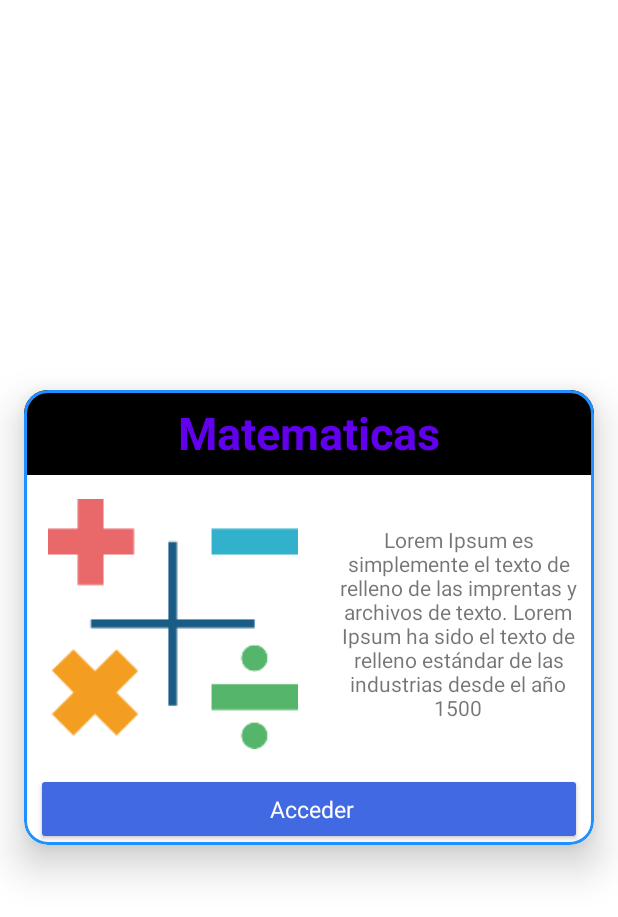
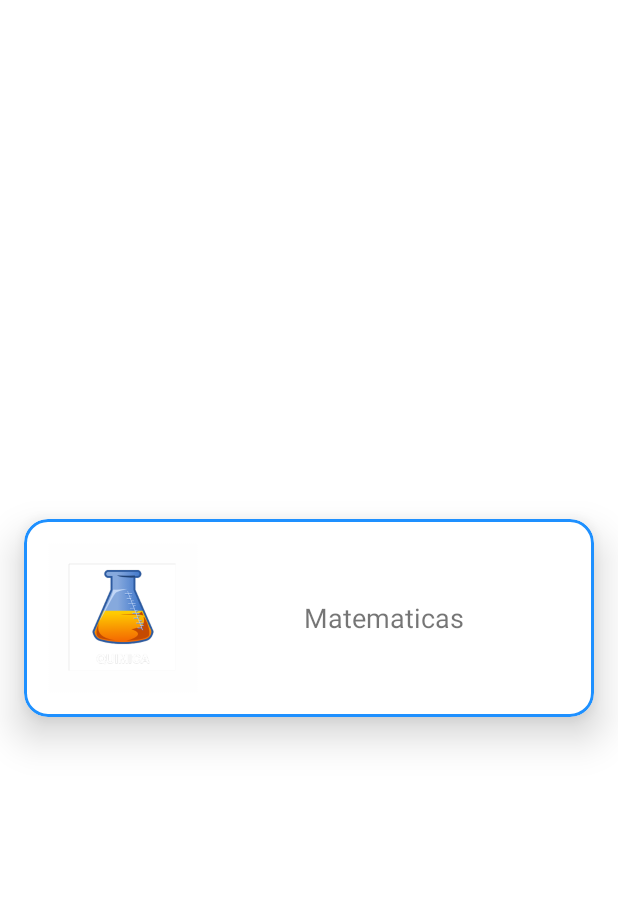
Before and after one commit to MeloCristian/educacionsuperior, an Android app: the layout card_area.xml on its own in the app's theme, with its tools: preview values and no code run, on a phone screen of 412 x 824 dp. Shown: the top 917 px of the screen. Run offline under Robolectric (Android 15) with nearby library versions, the phone set to English and light mode, and no system bars.

Commit message:
modificaciones vista areas y preguntas

```diff
--- /dev/null
+++ b/app/src/main/res/drawable/img_card_area.xml
@@ -0,0 +1,9 @@
+<layer-list xmlns:android="http://schemas.android.com/apk/res/android">
+    <item
+        android:id="@+id/img_respuesta"
+        android:drawable="@drawable/quimica"
+        android:width="@dimen/img_area"
+        android:height="@dimen/img_area"
+        android:gravity="center_horizontal"
+        />
+</layer-list>
--- a/app/src/main/res/drawable/img_rario_button.xml
+++ b/app/src/main/res/drawable/img_radio_button.xml
@@ -5,5 +5,6 @@
         android:drawable="@color/tranparente"
         android:width="200dp"
         android:height="200dp"
+        android:gravity="center_horizontal"
         />
 </layer-list>
--- a/app/src/main/res/layout/card_area.xml
+++ b/app/src/main/res/layout/card_area.xml
@@ -1,6 +1,8 @@
 <?xml version="1.0" encoding="utf-8"?>
-<com.google.android.material.card.MaterialCardView xmlns:android="http://schemas.android.com/apk/res/android"
+<com.google.android.material.card.MaterialCardView
+    xmlns:android="http://schemas.android.com/apk/res/android"
     xmlns:app="http://schemas.android.com/apk/res-auto"
+    android:id="@+id/card_area"
     android:layout_width="match_parent"
     android:layout_height="wrap_content"
     android:layout_gravity="center"
@@ -10,54 +12,20 @@
     app:strokeColor="@color/azul_fondo"
     app:strokeWidth="2dp">
 
-    <androidx.appcompat.widget.LinearLayoutCompat
-        android:layout_width="match_parent"
-        android:layout_height="match_parent"
-        android:background="@color/white"
-        android:gravity="center"
-        android:orientation="vertical">
-
-        <com.google.android.material.textview.MaterialTextView
-            android:id="@+id/title_card_area"
-            style="@style/TitleCardArea"
-            android:layout_width="match_parent"
-            android:layout_height="match_parent"
-            android:text="@string/matematicas" />
-
         <androidx.appcompat.widget.LinearLayoutCompat
             android:layout_width="match_parent"
             android:layout_height="match_parent"
             android:orientation="horizontal">
-
-            <com.google.android.material.imageview.ShapeableImageView
-                android:id="@+id/img_card_area"
-                android:layout_width="250px"
-                android:layout_height="250px"
-                android:layout_margin="@dimen/m_16"
-                app:srcCompat="@mipmap/ic_area_example_foreground" />
-
             <TextView
-                android:id="@+id/descripcion_area"
+                android:id="@+id/title_card_area"
                 android:layout_width="match_parent"
                 android:layout_height="match_parent"
                 android:gravity="center"
-                android:padding="@dimen/m_8"
-                android:text="@string/lorem"
-                android:textAlignment="center" />
+                android:padding="@dimen/m_16"
+                android:text="@string/matematicas"
+                android:textAlignment="center"
+                app:drawableStartCompat="@drawable/img_card_area"
+                android:textSize="@dimen/font_size_text" />
         </androidx.appcompat.widget.LinearLayoutCompat>
 
-
-        <androidx.appcompat.widget.AppCompatButton
-            android:id="@+id/btn_acceder_area"
-            style="@style/Button"
-            android:layout_width="match_parent"
-            android:layout_height="match_parent"
-            android:layout_weight="1"
-            android:layout_marginEnd="@dimen/m_8"
-            android:layout_marginStart="@dimen/m_8"
-            android:text="@string/acceder"/>
-
-
-    </androidx.appcompat.widget.LinearLayoutCompat>
-
 </com.google.android.material.card.MaterialCardView>
--- a/app/src/main/res/layout/response_item.xml
+++ b/app/src/main/res/layout/response_item.xml
@@ -1,10 +1,11 @@
 <?xml version="1.0" encoding="utf-8"?>
 <com.google.android.material.radiobutton.MaterialRadioButton style="@style/RadioButton"
-    android:drawableStart="@drawable/img_rario_button"
     android:id="@+id/rb_respuesta"
     android:layout_gravity="start"
     android:layout_height="wrap_content"
     android:layout_width="match_parent"
     android:text="@string/pregunta_n"
-    xmlns:android="http://schemas.android.com/apk/res/android">
+    xmlns:android="http://schemas.android.com/apk/res/android"
+    android:drawableBottom="@drawable/check"
+    xmlns:app="http://schemas.android.com/apk/res-auto">
 </com.google.android.material.radiobutton.MaterialRadioButton>
--- a/app/src/main/res/values-hdpi/dimens.xml
+++ b/app/src/main/res/values-hdpi/dimens.xml
@@ -15,4 +15,11 @@
     <dimen name="c_elevation">8dp</dimen>
     <dimen name="m_8">8dp</dimen>\
     <dimen name="font_size_text2">15sp</dimen>
+
+    <!--Dimensiones de vista areas-->
+    <dimen name="img_area">100dp</dimen>
+
+
+    <!--Dimensiones preguntas-->
+    <dimen name="img_pregunta">200dp</dimen>
 </resources>
--- a/app/src/main/res/values/dimens.xml
+++ /dev/null
@@ -1,3 +0,0 @@
-<resources>
-    <dimen name="fab_margin">16dp</dimen>
-</resources>
```
Also changed, not shown: app/src/main/java/com/saberpro/adapters/ListAnswersAdapter.java (+3 -17 lines), app/src/main/java/com/saberpro/adapters/ListAreasAdapter.java (+29 -9 lines), app/src/main/java/com/saberpro/funciones/Funciones.java (+11 -0 lines), app/src/main/java/com/saberpro/icfes/Preguntas.java (+9 -31 lines), app/src/main/res/layout/preguntas.xml (+48 -36 lines).
